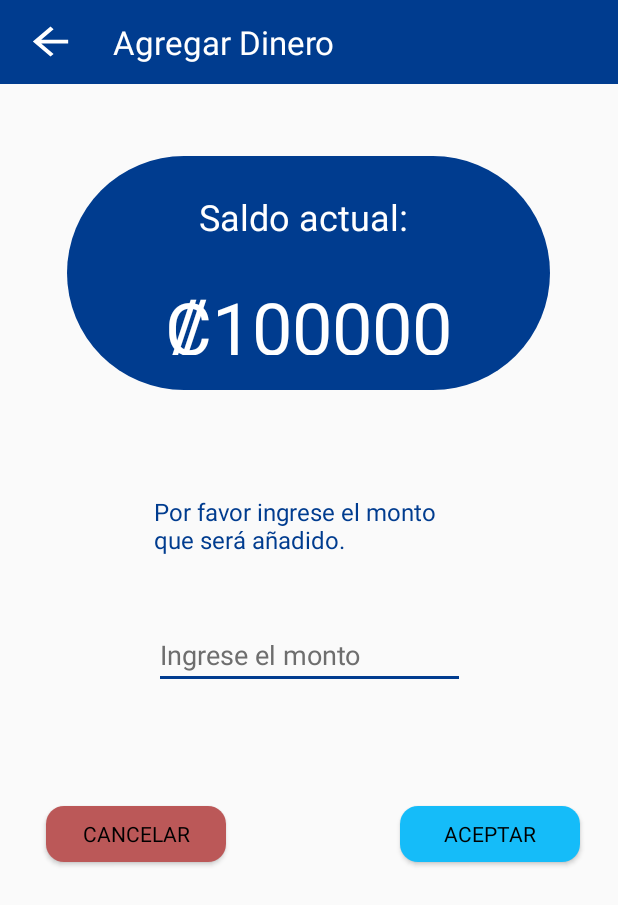
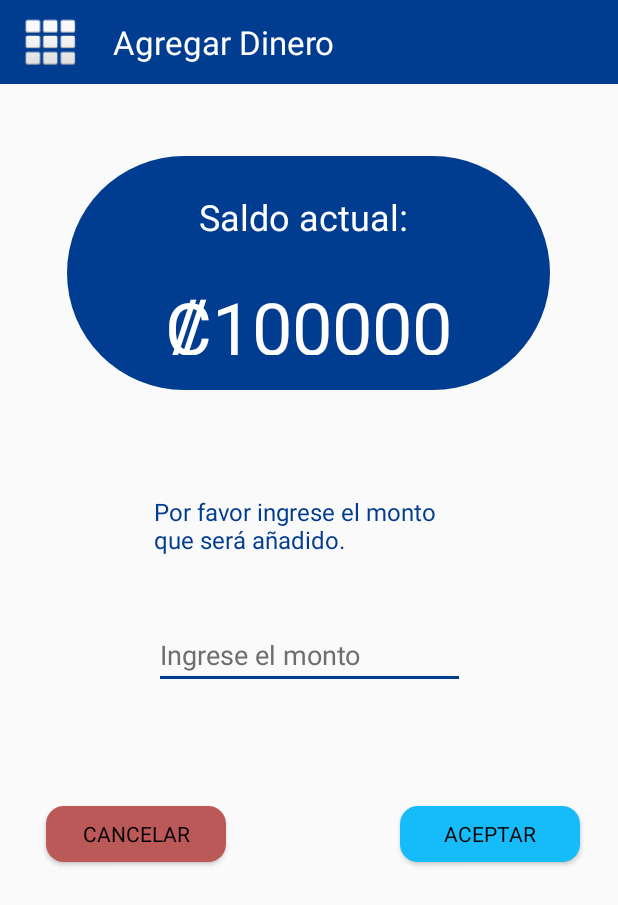
Before and after one commit to Gutima15/SavingHelperProject, an Android app: the AgregarDinero screen opened directly, with no data from a screen before it, on a phone screen of 412 x 824 dp. Shown: the top 905 px of the screen. Run offline under Robolectric (Android 15) with nearby library versions, the phone set to English and light mode, and no system bars; Roboto replaces fonts that are not available here.

```diff
--- a/Saving_Helper/app/src/main/java/com/example/saving_helper/Presupuesto.java
+++ b/Saving_Helper/app/src/main/java/com/example/saving_helper/Presupuesto.java
@@ -3,6 +3,7 @@ package com.example.saving_helper;
 import androidx.appcompat.app.AlertDialog;
 import androidx.appcompat.app.AppCompatActivity;
 
+import android.content.Intent;
 import android.os.Bundle;
 import android.view.Gravity;
 import android.view.View;
@@ -140,4 +141,9 @@ public class Presupuesto extends AppCompatActivity {
             }
         });
     }
+    public void activity_menu_con_iconos(View v){
+        Intent intent = new Intent(this, MenuConIconos.class);
+        intent.addFlags(Intent.FLAG_ACTIVITY_CLEAR_TOP | Intent.FLAG_ACTIVITY_CLEAR_TASK | Intent.FLAG_ACTIVITY_NEW_TASK);
+        startActivity(intent);
+    }
 }
--- a/Saving_Helper/app/src/main/res/layout/activity_agregar_dinero.xml
+++ b/Saving_Helper/app/src/main/res/layout/activity_agregar_dinero.xml
@@ -77,8 +77,9 @@ que será añadido."
         <Button
             android:id="@+id/btn_agregar_dinero_back"
             android:layout_width="35sp"
-            android:layout_height="30sp"
-            android:background="@drawable/abc_vector_test" />
+            android:layout_height="35sp"
+            android:background="@android:drawable/ic_dialog_dialer"
+            android:onClick="activity_menu_con_iconos"/>
 
         <TextView
             android:layout_width="wrap_content"
@@ -120,7 +121,8 @@ que será añadido."
         android:textColor="@android:color/black"
         app:layout_constraintEnd_toEndOf="parent"
         app:layout_constraintStart_toEndOf="@+id/btnCancelarAgregarDinero"
-        app:layout_constraintTop_toTopOf="@+id/btnCancelarAgregarDinero" />
+        app:layout_constraintTop_toTopOf="@+id/btnCancelarAgregarDinero"
+        android:onClick="activity_pantalla_inicio"/>
 
     <Button
         android:id="@+id/btnCancelarAgregarDinero"
@@ -137,7 +139,8 @@ que será añadido."
         app:layout_constraintEnd_toStartOf="@+id/btnAceptarAgregarDinero"
         app:layout_constraintStart_toStartOf="parent"
         app:layout_constraintTop_toBottomOf="@+id/toolbarAgregarDinero"
-        app:layout_constraintVertical_bias="0.052" />
+        app:layout_constraintVertical_bias="0.052"
+        android:onClick="activity_pantalla_inicio"/>
 
 
 </androidx.constraintlayout.widget.ConstraintLayout>
--- a/Saving_Helper/app/src/main/res/layout/activity_objetivo_de_ahorro.xml
+++ b/Saving_Helper/app/src/main/res/layout/activity_objetivo_de_ahorro.xml
@@ -18,8 +18,9 @@
         <Button
             android:id="@+id/btn_objetivo_ahorro_back"
             android:layout_width="35sp"
-            android:layout_height="30sp"
-            android:background="@drawable/abc_vector_test" />
+            android:layout_height="39sp"
+            android:background="@android:drawable/ic_dialog_dialer"
+            android:onClick="activity_menu_con_iconos"/>
 
         <TextView
             android:layout_width="wrap_content"
--- a/Saving_Helper/app/src/main/res/layout/activity_presupuesto.xml
+++ b/Saving_Helper/app/src/main/res/layout/activity_presupuesto.xml
@@ -122,8 +122,9 @@
         <Button
             android:id="@+id/btn_presupuesto_back"
             android:layout_width="35sp"
-            android:layout_height="30sp"
-            android:background="@drawable/abc_vector_test" />
+            android:layout_height="35sp"
+            android:background="@android:drawable/ic_dialog_dialer"
+            android:onClick="activity_menu_con_iconos"/>
 
         <TextView
             android:layout_width="wrap_content"
```
Also changed, not shown: Saving_Helper/app/src/main/java/com/example/saving_helper/AgregarDinero.java (+11 -0 lines), Saving_Helper/app/src/main/java/com/example/saving_helper/ObjetivoDeAhorro.java (+9 -1 lines).
